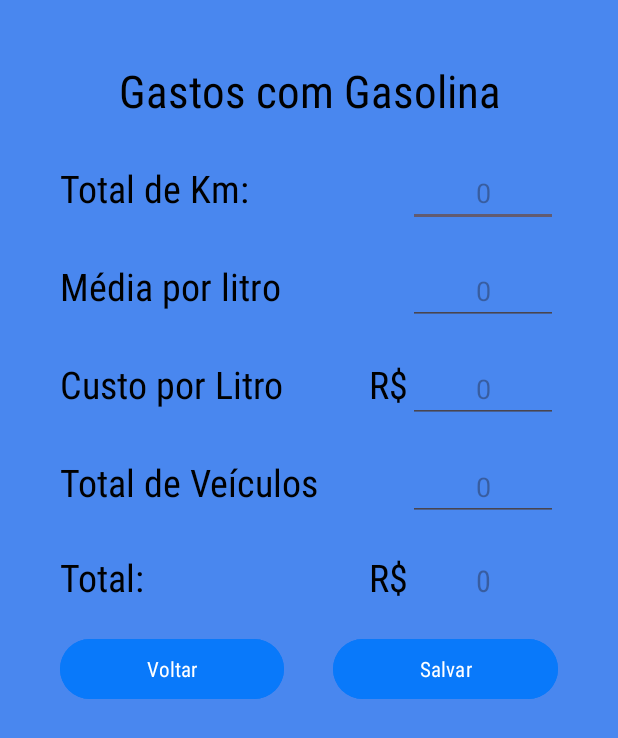
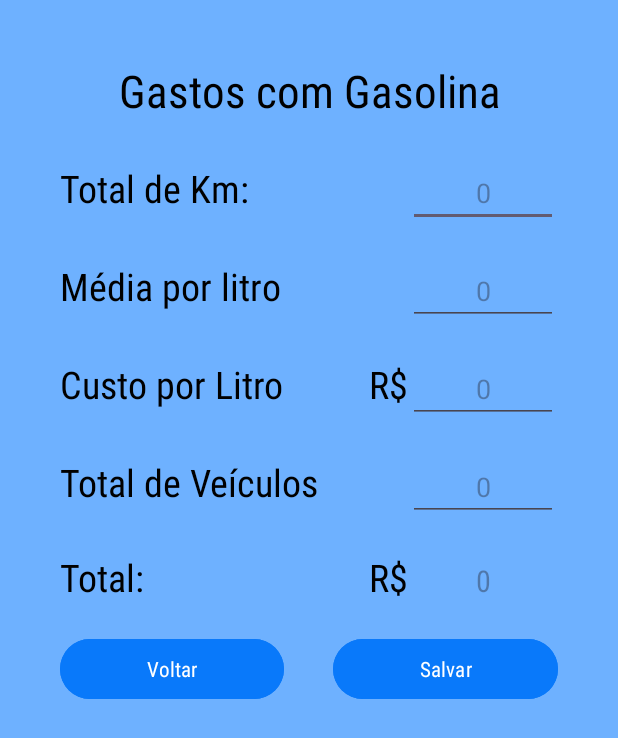
Before and after one commit to gui-sc/AppVaiAonde, an Android app: the FuelActivity screen opened directly, with no data from a screen before it, on a phone screen of 412 x 824 dp. Shown: the top 738 px of the screen. Run offline under Robolectric (Android 15) with nearby library versions, the phone set to English and light mode, and no system bars.

Commit message:
change colors

```diff
--- a/app/src/main/res/values/colors.xml
+++ b/app/src/main/res/values/colors.xml
@@ -3,9 +3,9 @@
     <color name="black">#FF000000</color>
     <color name="white">#FFFFFFFF</color>
     <color name="primary">#0979fa</color>
-    <color name="secondary">#469bfd</color>
+    <color name="secondary">#4987EF</color>
     <color name="text">#000</color>
-    <color name="background">#4987EF</color>
+    <color name="background">#6EB1FF</color>
     <color name="transparent">#57FFFFFF</color>
     <color name="danger">#F43E3E</color>
 </resources>
```
Also changed, not shown: 2 other files.
